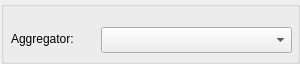
Old version of the form Tools/UIEditor/UI/listpropertygridwidget.ui in the repository xaoctech/dava.engine.
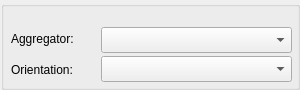
New version of the form.

Diff of the .ui file:
```diff
--- a/Tools/UIEditor/UI/listpropertygridwidget.ui
+++ b/Tools/UIEditor/UI/listpropertygridwidget.ui
@@ -7,13 +7,13 @@
     <x>0</x>
     <y>0</y>
     <width>300</width>
-    <height>64</height>
+    <height>90</height>
    </rect>
   </property>
   <property name="minimumSize">
    <size>
     <width>300</width>
-    <height>64</height>
+    <height>90</height>
    </size>
   </property>
   <property name="maximumSize">
@@ -31,7 +31,7 @@
      <x>1</x>
      <y>1</y>
      <width>299</width>
-     <height>63</height>
+     <height>89</height>
     </rect>
    </property>
    <property name="minimumSize">
@@ -66,6 +66,29 @@
      </rect>
     </property>
    </widget>
+   <widget class="QLabel" name="label_2">
+    <property name="geometry">
+     <rect>
+      <x>10</x>
+      <y>61</y>
+      <width>81</width>
+      <height>16</height>
+     </rect>
+    </property>
+    <property name="text">
+     <string>Orientation:</string>
+    </property>
+   </widget>
+   <widget class="QComboBox" name="orientationComboBox">
+    <property name="geometry">
+     <rect>
+      <x>100</x>
+      <y>55</y>
+      <width>191</width>
+      <height>26</height>
+     </rect>
+    </property>
+   </widget>
   </widget>
  </widget>
  <resources/>
```
